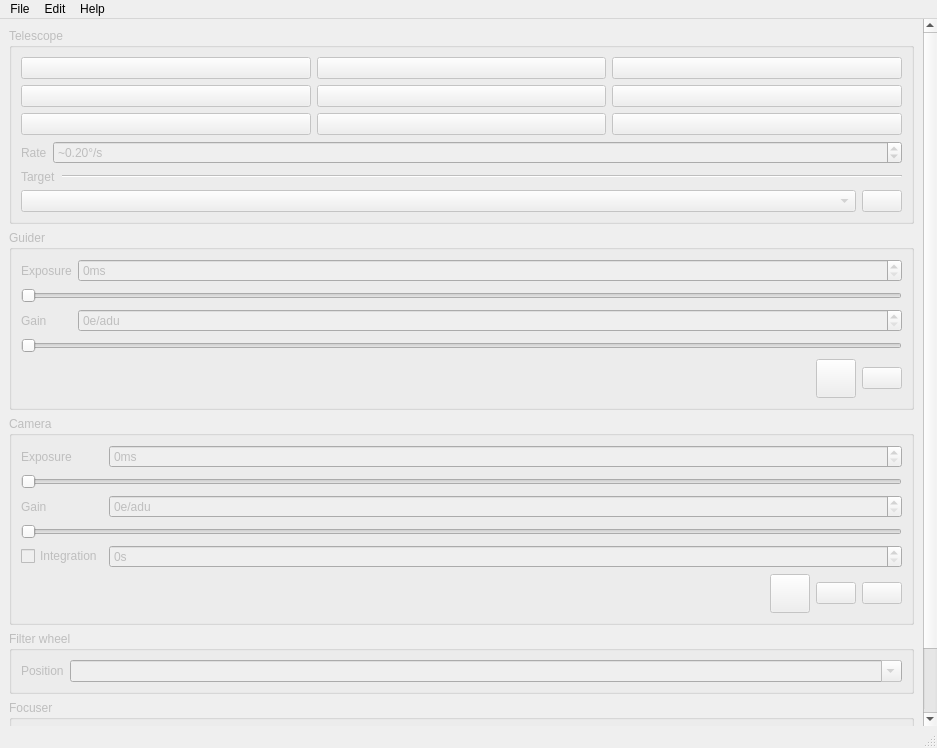
First picture: the form in qt/mainwindow.ui, repository EthanChappel/Ecliptic, before the edit.
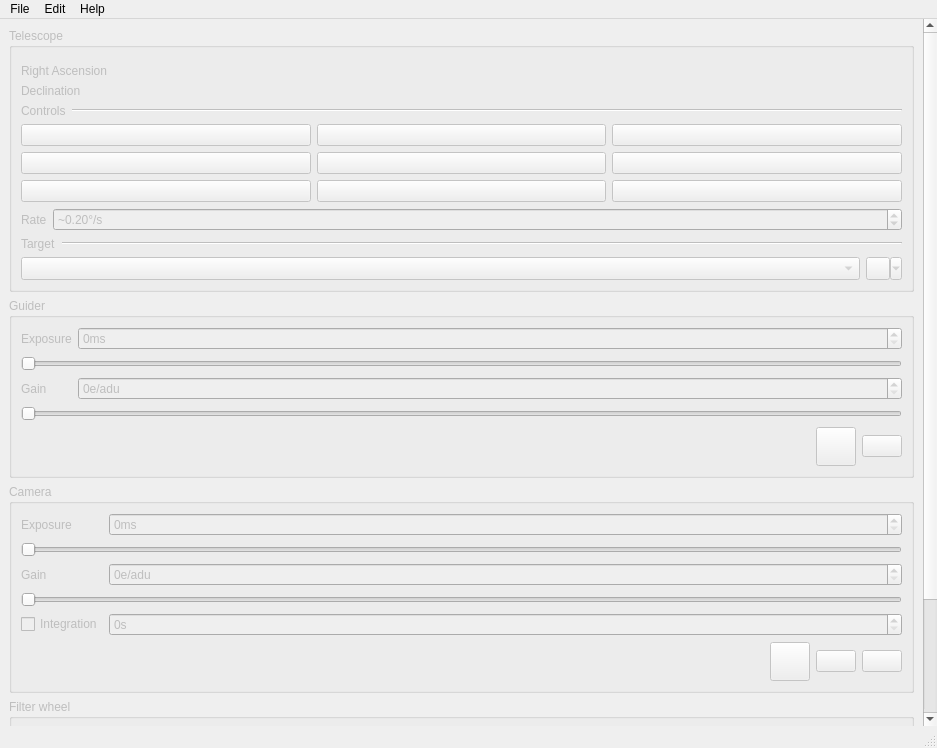
Second picture: the form after the edit. Icons and pictures are not drawn.

```diff
--- a/qt/mainwindow.ui
+++ b/qt/mainwindow.ui
@@ -80,9 +80,9 @@
        <property name="geometry">
         <rect>
          <x>0</x>
-         <y>-116</y>
-         <width>920</width>
-         <height>823</height>
+         <y>0</y>
+         <width>916</width>
+         <height>989</height>
         </rect>
        </property>
        <layout class="QFormLayout" name="formLayout_4">
@@ -101,6 +101,65 @@
            <string>Telescope</string>
           </property>
           <layout class="QVBoxLayout" name="verticalLayout_3">
+           <item>
+            <layout class="QFormLayout" name="formLayout_2">
+             <property name="topMargin">
+              <number>7</number>
+             </property>
+             <item row="0" column="0">
+              <widget class="QLabel" name="telescope_ra_label">
+               <property name="text">
+                <string>Right Ascension</string>
+               </property>
+              </widget>
+             </item>
+             <item row="0" column="1">
+              <widget class="QLabel" name="telescope_ra_value_label">
+               <property name="text">
+                <string/>
+               </property>
+              </widget>
+             </item>
+             <item row="1" column="0">
+              <widget class="QLabel" name="telescope_Dec_label">
+               <property name="text">
+                <string>Declination</string>
+               </property>
+              </widget>
+             </item>
+             <item row="1" column="1">
+              <widget class="QLabel" name="telescope_dec_value_label">
+               <property name="text">
+                <string/>
+               </property>
+              </widget>
+             </item>
+            </layout>
+           </item>
+           <item>
+            <layout class="QHBoxLayout" name="horizontalLayout">
+             <item>
+              <widget class="QLabel" name="label">
+               <property name="sizePolicy">
+                <sizepolicy hsizetype="Fixed" vsizetype="Preferred">
+                 <horstretch>0</horstretch>
+                 <verstretch>0</verstretch>
+                </sizepolicy>
+               </property>
+               <property name="text">
+                <string>Controls</string>
+               </property>
+              </widget>
+             </item>
+             <item>
+              <widget class="Line" name="line_2">
+               <property name="orientation">
+                <enum>Qt::Horizontal</enum>
+               </property>
+              </widget>
+             </item>
+            </layout>
+           </item>
            <item>
             <widget class="QFrame" name="scope_frame">
              <property name="frameShape">
@@ -451,7 +510,7 @@
                  </widget>
                 </item>
                 <item>
-                 <widget class="QPushButton" name="goto_button">
+                 <widget class="QToolButton" name="goto_button">
                   <property name="sizePolicy">
                    <sizepolicy hsizetype="Fixed" vsizetype="Preferred">
                     <horstretch>0</horstretch>
@@ -468,8 +527,8 @@
                    <iconset resource="resources/res.qrc">
                     <normaloff>:/icons/ic_check_white_48px.svg</normaloff>:/icons/ic_check_white_48px.svg</iconset>
                   </property>
-                  <property name="autoDefault">
-                   <bool>true</bool>
+                  <property name="popupMode">
+                   <enum>QToolButton::MenuButtonPopup</enum>
                   </property>
                  </widget>
                 </item>
@@ -672,9 +731,6 @@
                     <height>32</height>
                    </size>
                   </property>
-                  <property name="checkable">
-                   <bool>true</bool>
-                  </property>
                   <property name="autoDefault">
                    <bool>true</bool>
                   </property>
```
Left out of the diff: 10 changed lines with no effect on the pictures.
